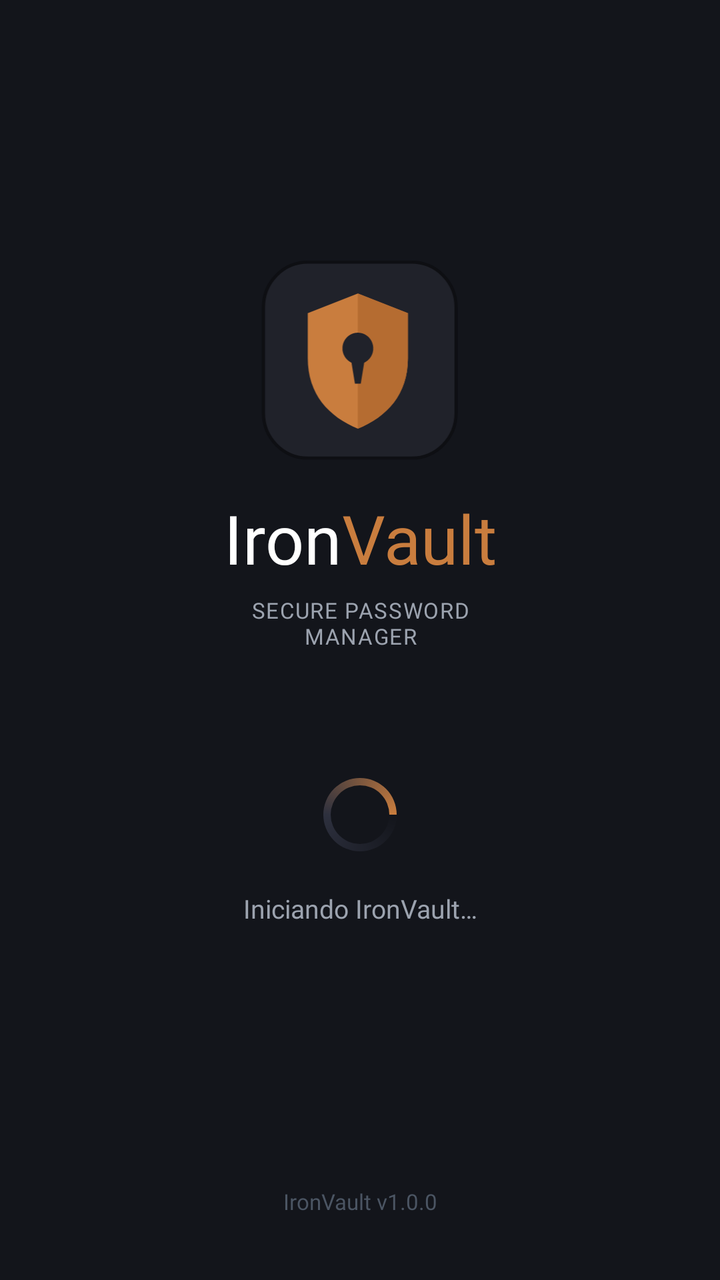
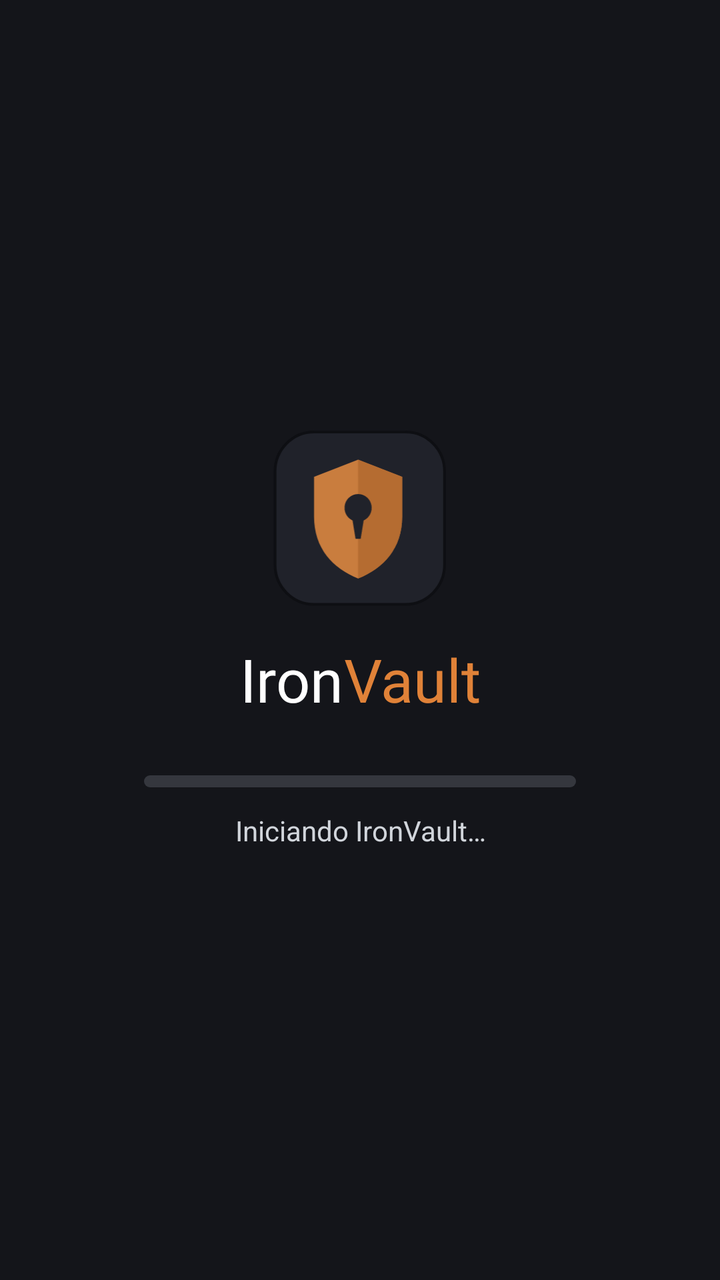

The first picture is an Android layout as it rendered before a commit; the second is the same layout after the commit. The layout source and the unified diff follow.
<!-- AndroidManifest.xml: activity theme Theme.App.Starting -->
<!-- res/layout/activity_splash.xml -->
<?xml version="1.0" encoding="utf-8"?>
<androidx.constraintlayout.widget.ConstraintLayout xmlns:android="http://schemas.android.com/apk/res/android"
    xmlns:app="http://schemas.android.com/apk/res-auto"
    android:layout_width="match_parent"
    android:layout_height="match_parent"
    android:background="#13151B">

    
    <ImageView
        android:id="@+id/imgShieldLogo"
        android:layout_width="100dp"
        android:layout_height="100dp"
        android:src="@drawable/logo"
        app:layout_constraintBottom_toTopOf="@id/layoutBrandTitle"
        app:layout_constraintEnd_toEndOf="parent"
        app:layout_constraintStart_toStartOf="parent"
        app:layout_constraintTop_toTopOf="parent"
        app:layout_constraintVertical_chainStyle="packed" />

    
    <LinearLayout
        android:id="@+id/layoutBrandTitle"
        android:layout_width="wrap_content"
        android:layout_height="wrap_content"
        android:layout_marginTop="16dp"
        android:orientation="horizontal"
        app:layout_constraintBottom_toTopOf="@id/txtSubtitleManager"
        app:layout_constraintEnd_toEndOf="parent"
        app:layout_constraintStart_toStartOf="parent"
        app:layout_constraintTop_toBottomOf="@id/imgShieldLogo">

        <TextView
            android:layout_width="wrap_content"
            android:layout_height="wrap_content"
            android:fontFamily="@font/inter_bold"
            android:text="@string/splash_iron"
            android:textColor="#FFFFFF"
            android:textSize="34sp" />

        <TextView
            android:layout_width="wrap_content"
            android:layout_height="wrap_content"
            android:fontFamily="@font/inter_bold"
            android:text="@string/splash_vault"
            android:textColor="#C97D3E"
            android:textSize="34sp" />
    </LinearLayout>

    
    <TextView
        android:id="@+id/txtSubtitleManager"
        android:layout_width="wrap_content"
        android:layout_height="wrap_content"
        android:layout_marginTop="6dp"
        android:fontFamily="@font/inter_bold"
        android:gravity="center"
        android:letterSpacing="0.05"
        android:text="@string/welcome_subtitle"
        android:textColor="#9CA3AF"
        android:textSize="11sp"
        app:layout_constraintBottom_toTopOf="@id/progressBarLoading"
        app:layout_constraintEnd_toEndOf="parent"
        app:layout_constraintStart_toStartOf="parent"
        app:layout_constraintTop_toBottomOf="@id/layoutBrandTitle" />

    
    <ProgressBar
        android:id="@+id/progressBarLoading"
        android:layout_width="44dp"
        android:layout_height="44dp"
        android:layout_marginTop="60dp"
        android:indeterminateDrawable="@drawable/custom_progress_bar"
        app:layout_constraintBottom_toTopOf="@id/txtLoadingMsg"
        app:layout_constraintEnd_toEndOf="parent"
        app:layout_constraintStart_toStartOf="parent"
        app:layout_constraintTop_toBottomOf="@id/txtSubtitleManager" />

    
    <TextView
        android:id="@+id/txtLoadingMsg"
        android:layout_width="wrap_content"
        android:layout_height="wrap_content"
        android:layout_marginTop="16dp"
        android:fontFamily="@font/inter_bold"
        android:gravity="center"
        android:text="@string/splash_unlocking"
        android:textColor="#9CA3AF"
        android:textSize="13sp"
        app:layout_constraintBottom_toTopOf="@id/txtVersion"
        app:layout_constraintEnd_toEndOf="parent"
        app:layout_constraintStart_toStartOf="parent"
        app:layout_constraintTop_toBottomOf="@id/progressBarLoading" />

    
    <TextView
        android:id="@+id/txtVersion"
        android:layout_width="wrap_content"
        android:layout_height="wrap_content"
        android:layout_marginBottom="32dp"
        android:fontFamily="@font/inter_bold"
        android:text="@string/splash_version"
        android:textColor="#4B5563"
        android:textSize="11sp"
        app:layout_constraintBottom_toBottomOf="parent"
        app:layout_constraintEnd_toEndOf="parent"
        app:layout_constraintStart_toStartOf="parent" />

</androidx.constraintlayout.widget.ConstraintLayout>
<!-- resources referenced by this layout -->
<resources>
  <!-- drawable custom_progress_bar (drawable) -->
  <?xml version="1.0" encoding="utf-8"?>
  <rotate xmlns:android="http://schemas.android.com/apk/res/android"
      android:fromDegrees="0"
      android:pivotX="50%"
      android:pivotY="50%"
      android:toDegrees="1080">
      <shape
          android:innerRadiusRatio="3"
          android:shape="ring"
          android:thicknessRatio="12"
          android:useLevel="false">
          <gradient
              android:centerColor="#2D303E"
              android:endColor="#C97D3E"
              android:startColor="#13151B"
              android:type="sweep" />
      </shape>
  </rotate>
  <!-- drawable logo (drawable) -->
  <vector xmlns:android="http://schemas.android.com/apk/res/android"
      android:width="64dp"
      android:height="65dp"
      android:viewportWidth="64"
      android:viewportHeight="65">
    <path
        android:strokeWidth="1"
        android:pathData="M48.816,0.5H15.02C7.07,0.5 0.626,7.054 0.626,15.139V49.508C0.626,57.592 7.07,64.146 15.02,64.146H48.816C56.765,64.146 63.21,57.592 63.21,49.508V15.139C63.21,7.054 56.765,0.5 48.816,0.5Z"
        android:fillColor="#20222A"
        android:strokeColor="#0E0F13"/>
    <group>
      <clip-path
          android:pathData="M48.19,0.5H14.394C6.445,0.5 0,7.054 0,15.139V49.508C0,57.592 6.445,64.146 14.394,64.146H48.19C56.139,64.146 62.584,57.592 62.584,49.508V15.139C62.584,7.054 56.139,0.5 48.19,0.5Z"/>
      <path
          android:pathData="M31.292,10.683L47.564,17.048V31.687C47.564,43.461 40.68,50.781 31.292,54.599C21.904,50.781 15.02,43.461 15.02,31.687V17.048L31.292,10.683Z"
          android:fillColor="#C97D3E"/>
      <path
          android:pathData="M31.292,10.683L47.564,17.048V31.687C47.564,43.461 40.68,50.781 31.292,54.599V10.683Z"
          android:fillColor="#B56C31"/>
      <path
          android:pathData="M31.292,33.596C34.057,33.596 36.299,31.316 36.299,28.504C36.299,25.692 34.057,23.413 31.292,23.413C28.527,23.413 26.285,25.692 26.285,28.504C26.285,31.316 28.527,33.596 31.292,33.596Z"
          android:fillColor="#20222A"/>
      <path
          android:pathData="M29.102,32.323H33.482L32.231,39.961H30.353L29.102,32.323Z"
          android:fillColor="#20222A"/>
    </group>
  </vector>
  <string name="splash_iron">Iron</string>
  <string name="splash_unlocking">Iniciando IronVault…</string>
  <string name="splash_vault">Vault</string>
  <string name="splash_version">IronVault v1.0.0</string>
  <string name="welcome_subtitle">SECURE PASSWORD\nMANAGER</string>
  <style name="Theme.App.Starting" parent="Theme.Material3.DayNight.NoActionBar">
          <item name="android:windowBackground">#000000</item>
      </style>
</resources>

<!-- the commit's change to res/layout/activity_splash.xml (unified diff, before → after) -->
@@ -1,108 +1,87 @@
 <?xml version="1.0" encoding="utf-8"?>
-<androidx.constraintlayout.widget.ConstraintLayout xmlns:android="http://schemas.android.com/apk/res/android"
+<ScrollView xmlns:android="http://schemas.android.com/apk/res/android"
     xmlns:app="http://schemas.android.com/apk/res-auto"
     android:layout_width="match_parent"
     android:layout_height="match_parent"
-    android:background="#13151B">
+    android:background="@color/bg_main"
+    android:fillViewport="true">
 
-    
-    <ImageView
-        android:id="@+id/imgShieldLogo"
-        android:layout_width="100dp"
-        android:layout_height="100dp"
-        android:src="@drawable/logo"
-        app:layout_constraintBottom_toTopOf="@id/layoutBrandTitle"
-        app:layout_constraintEnd_toEndOf="parent"
-        app:layout_constraintStart_toStartOf="parent"
-        app:layout_constraintTop_toTopOf="parent"
-        app:layout_constraintVertical_chainStyle="packed" />
+    <androidx.constraintlayout.widget.ConstraintLayout
+        android:layout_width="match_parent"
+        android:layout_height="wrap_content"
+        android:padding="24dp">
 
-    
-    <LinearLayout
-        android:id="@+id/layoutBrandTitle"
-        android:layout_width="wrap_content"
-        android:layout_height="wrap_content"
-        android:layout_marginTop="16dp"
-        android:orientation="horizontal"
-        app:layout_constraintBottom_toTopOf="@id/txtSubtitleManager"
-        app:layout_constraintEnd_toEndOf="parent"
-        app:layout_constraintStart_toStartOf="parent"
-        app:layout_constraintTop_toBottomOf="@id/imgShieldLogo">
+        <ImageView
+            android:id="@+id/loadingLogo"
+            android:layout_width="88dp"
+            android:layout_height="88dp"
+            android:importantForAccessibility="no"
+            android:src="@drawable/logo"
+            app:layout_constraintBottom_toTopOf="@id/loadingBrand"
+            app:layout_constraintEnd_toEndOf="parent"
+            app:layout_constraintStart_toStartOf="parent"
+            app:layout_constraintTop_toTopOf="parent"
+            app:layout_constraintVertical_chainStyle="packed" />
+
+        <LinearLayout
+            android:id="@+id/loadingBrand"
+            android:layout_width="wrap_content"
+            android:layout_height="wrap_content"
+            android:layout_marginTop="16dp"
+            android:contentDescription="@string/app_name"
+            android:importantForAccessibility="yes"
+            android:orientation="horizontal"
+            app:layout_constraintBottom_toTopOf="@id/loadingProgress"
+            app:layout_constraintEnd_toEndOf="parent"
+            app:layout_constraintStart_toStartOf="parent"
+            app:layout_constraintTop_toBottomOf="@id/loadingLogo">
+
+            <TextView
+                android:layout_width="wrap_content"
+                android:layout_height="wrap_content"
+                android:fontFamily="@font/inter_bold"
+                android:importantForAccessibility="no"
+                android:text="@string/splash_iron"
+                android:textColor="@color/text_primary"
+                android:textSize="30sp" />
+
+            <TextView
+                android:layout_width="wrap_content"
+                android:layout_height="wrap_content"
+                android:fontFamily="@font/inter_bold"
+                android:importantForAccessibility="no"
+                android:text="@string/splash_vault"
+                android:textColor="@color/orange_primary"
+                android:textSize="30sp" />
+        </LinearLayout>
+
+        <com.google.android.material.progressindicator.LinearProgressIndicator
+            android:id="@+id/loadingProgress"
+            style="@style/Widget.IronVault.LoadingIndicator"
+            android:layout_width="0dp"
+            android:layout_height="wrap_content"
+            android:layout_marginTop="28dp"
+            android:importantForAccessibility="no"
+            app:layout_constraintBottom_toTopOf="@id/loadingStatus"
+            app:layout_constraintEnd_toEndOf="parent"
+            app:layout_constraintStart_toStartOf="parent"
+            app:layout_constraintTop_toBottomOf="@id/loadingBrand"
+            app:layout_constraintWidth_max="216dp" />
 
         <TextView
-            android:layout_width="wrap_content"
+            android:id="@+id/loadingStatus"
+            android:layout_width="0dp"
             android:layout_height="wrap_content"
-            android:fontFamily="@font/inter_bold"
-            android:text="@string/splash_iron"
-            android:textColor="#FFFFFF"
-            android:textSize="34sp" />
+            android:layout_marginTop="12dp"
+            android:accessibilityLiveRegion="polite"
+            android:gravity="center"
+            android:text="@string/splash_unlocking"
+            android:textColor="@color/text_soft"
+            android:textSize="14sp"
+            app:layout_constraintBottom_toBottomOf="parent"
+            app:layout_constraintEnd_toEndOf="parent"
+            app:layout_constraintStart_toStartOf="parent"
+            app:layout_constraintTop_toBottomOf="@id/loadingProgress" />
 
-        <TextView
-            android:layout_width="wrap_content"
-            android:layout_height="wrap_content"
-            android:fontFamily="@font/inter_bold"
-            android:text="@string/splash_vault"
-            android:textColor="#C97D3E"
-            android:textSize="34sp" />
-    </LinearLayout>
-
-    
-    <TextView
-        android:id="@+id/txtSubtitleManager"
-        android:layout_width="wrap_content"
-        android:layout_height="wrap_content"
-        android:layout_marginTop="6dp"
-        android:fontFamily="@font/inter_bold"
-        android:gravity="center"
-        android:letterSpacing="0.05"
-        android:text="@string/welcome_subtitle"
-        android:textColor="#9CA3AF"
-        android:textSize="11sp"
-        app:layout_constraintBottom_toTopOf="@id/progressBarLoading"
-        app:layout_constraintEnd_toEndOf="parent"
-        app:layout_constraintStart_toStartOf="parent"
-        app:layout_constraintTop_toBottomOf="@id/layoutBrandTitle" />
-
-    
-    <ProgressBar
-        android:id="@+id/progressBarLoading"
-        android:layout_width="44dp"
-        android:layout_height="44dp"
-        android:layout_marginTop="60dp"
-        android:indeterminateDrawable="@drawable/custom_progress_bar"
-        app:layout_constraintBottom_toTopOf="@id/txtLoadingMsg"
-        app:layout_constraintEnd_toEndOf="parent"
-        app:layout_constraintStart_toStartOf="parent"
-        app:layout_constraintTop_toBottomOf="@id/txtSubtitleManager" />
-
-    
-    <TextView
-        android:id="@+id/txtLoadingMsg"
-        android:layout_width="wrap_content"
-        android:layout_height="wrap_content"
-        android:layout_marginTop="16dp"
-        android:fontFamily="@font/inter_bold"
-        android:gravity="center"
-        android:text="@string/splash_unlocking"
-        android:textColor="#9CA3AF"
-        android:textSize="13sp"
-        app:layout_constraintBottom_toTopOf="@id/txtVersion"
-        app:layout_constraintEnd_toEndOf="parent"
-        app:layout_constraintStart_toStartOf="parent"
-        app:layout_constraintTop_toBottomOf="@id/progressBarLoading" />
-
-    
-    <TextView
-        android:id="@+id/txtVersion"
-        android:layout_width="wrap_content"
-        android:layout_height="wrap_content"
-        android:layout_marginBottom="32dp"
-        android:fontFamily="@font/inter_bold"
-        android:text="@string/splash_version"
-        android:textColor="#4B5563"
-        android:textSize="11sp"
-        app:layout_constraintBottom_toBottomOf="parent"
-        app:layout_constraintEnd_toEndOf="parent"
-        app:layout_constraintStart_toStartOf="parent" />
-
-</androidx.constraintlayout.widget.ConstraintLayout>
+    </androidx.constraintlayout.widget.ConstraintLayout>
+</ScrollView>
<!-- resource entries referenced after the edit -->
@@ -1,24 +1,9 @@
 <!-- resources referenced by this layout -->
 <resources>
-  <!-- drawable custom_progress_bar (drawable) -->
-  <?xml version="1.0" encoding="utf-8"?>
-  <rotate xmlns:android="http://schemas.android.com/apk/res/android"
-      android:fromDegrees="0"
-      android:pivotX="50%"
-      android:pivotY="50%"
-      android:toDegrees="1080">
-      <shape
-          android:innerRadiusRatio="3"
-          android:shape="ring"
-          android:thicknessRatio="12"
-          android:useLevel="false">
-          <gradient
-              android:centerColor="#2D303E"
-              android:endColor="#C97D3E"
-              android:startColor="#13151B"
-              android:type="sweep" />
-      </shape>
-  </rotate>
+  <color name="bg_main">#14151A</color>
+  <color name="orange_primary">#E08238</color>
+  <color name="text_primary">#FFFFFF</color>
+  <color name="text_soft">#D1D5DB</color>
   <!-- drawable logo (drawable) -->
   <vector xmlns:android="http://schemas.android.com/apk/res/android"
       android:width="64dp"
@@ -47,13 +32,44 @@
           android:fillColor="#20222A"/>
     </group>
   </vector>
+  <string name="app_name">IronVault</string>
   <string name="splash_iron">Iron</string>
   <string name="splash_unlocking">Iniciando IronVault…</string>
   <string name="splash_vault">Vault</string>
-  <string name="splash_version">IronVault v1.0.0</string>
-  <string name="welcome_subtitle">SECURE PASSWORD\nMANAGER</string>
-  <style name="Theme.App.Starting" parent="Theme.Material3.DayNight.NoActionBar">
-          <item name="android:windowBackground">#000000</item>
+  <style name="Widget.IronVault.LoadingIndicator" parent="Widget.MaterialComponents.LinearProgressIndicator">
+          <item name="android:indeterminate">true</item>
+          <item name="indeterminateAnimationType">disjoint</item>
+          <item name="indicatorColor">@color/orange_primary</item>
+          <item name="trackColor">@color/border_color</item>
+          <item name="trackThickness">6dp</item>
+          <item name="trackCornerRadius">3dp</item>
+      </style>
+  <style name="Theme.App.Starting" parent="Base.Theme.IronVault.Starting">
+          <item name="android:windowBackground">@drawable/splash_background</item>
+      </style>
+  <color name="border_color">#35373E</color>
+  <style name="Base.Theme.IronVault.Starting" parent="Theme.MyApplication">
+          <item name="android:windowLightStatusBar">false</item>
+          <item name="android:windowLightNavigationBar">false</item>
+          <item name="android:statusBarColor">@color/bg_main</item>
+          <item name="android:navigationBarColor">@color/bg_main</item>
+      </style>
+  <!-- drawable splash_background (drawable) -->
+  <?xml version="1.0" encoding="utf-8"?>
+  <layer-list xmlns:android="http://schemas.android.com/apk/res/android">
+      <item>
+          <color android:color="@color/bg_main" />
+      </item>
+  
+      <item
+          android:width="88dp"
+          android:height="88dp"
+          android:gravity="center"
+          android:drawable="@drawable/logo" />
+  </layer-list>
+  <style name="Theme.MyApplication" parent="Base.Theme.MyApplication" />
+  <style name="Base.Theme.MyApplication" parent="Theme.Material3.DayNight.NoActionBar">
+          <item name="android:windowBackground">@color/bg_main</item>
       </style>
 </resources>
 
